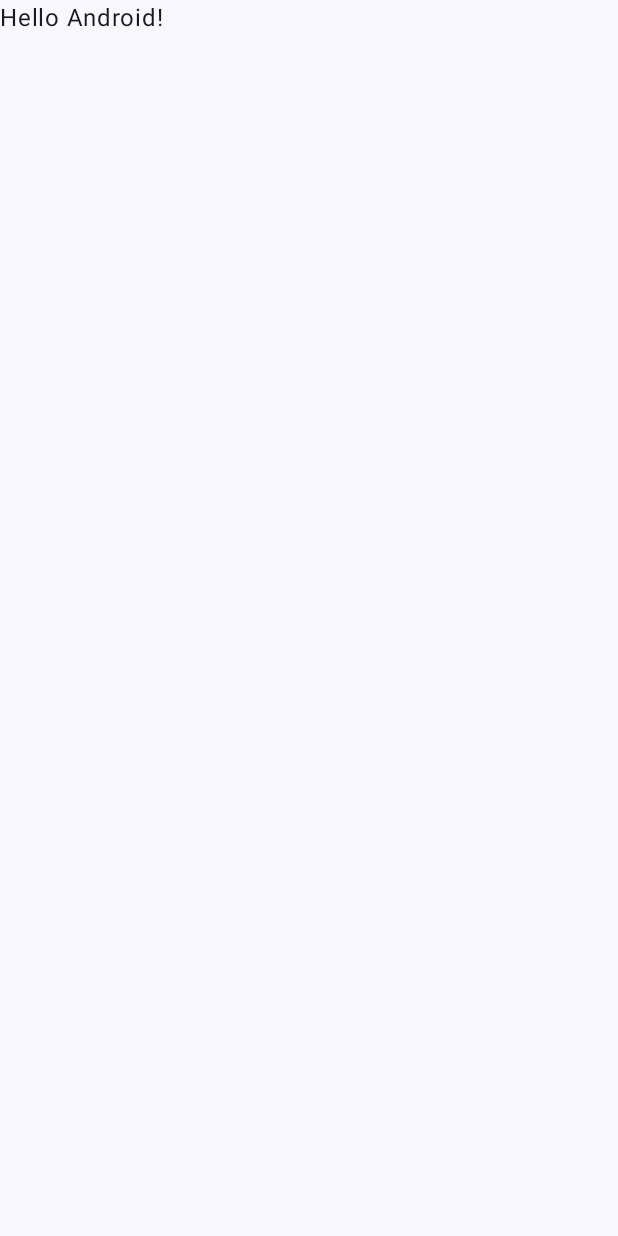
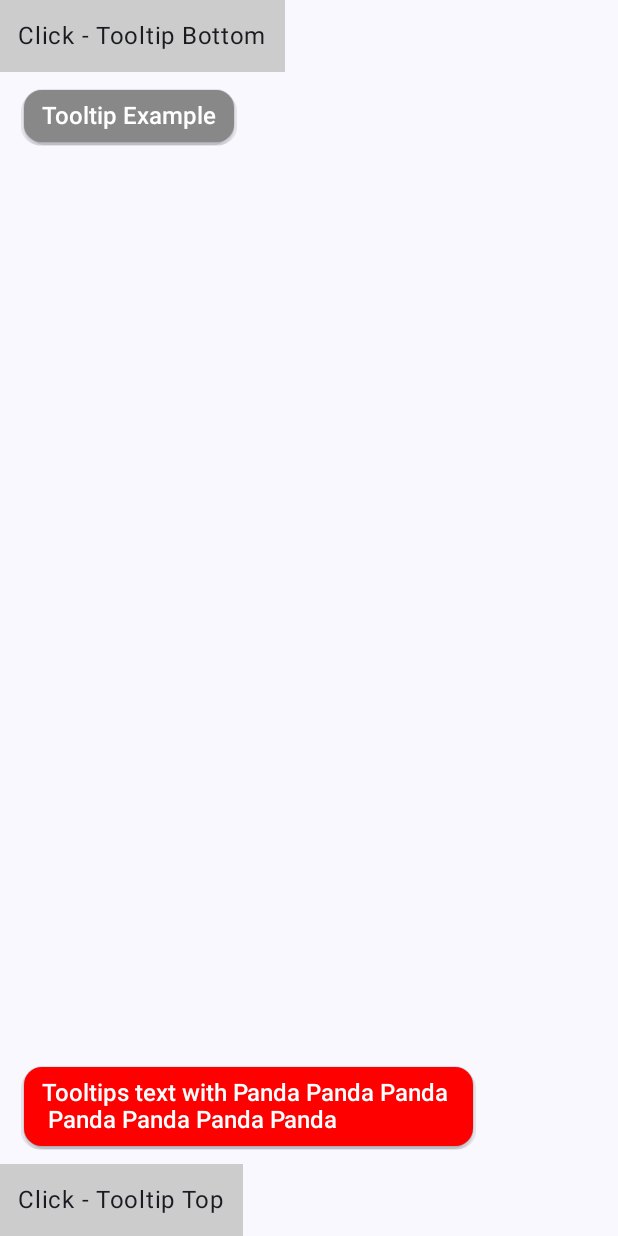
Before and after one commit to ridvanozcan/PandaTooltip, an Android app built with Jetpack Compose: the screen it shows after launch (MainActivity), on a phone screen of 412 x 824 dp. Before the commit the screen is almost empty. Run offline under Robolectric (Android 15) with nearby library versions, the phone set to English and light mode, and no system bars.

Commit message:
added custom tooltip

```diff
--- a/app/build.gradle.kts
+++ b/app/build.gradle.kts
@@ -40,7 +40,7 @@ android {
         compose = true
     }
     composeOptions {
-        kotlinCompilerExtensionVersion = "1.5.1"
+        kotlinCompilerExtensionVersion = "1.5.12"
     }
     packaging {
         resources {
@@ -67,5 +67,6 @@ dependencies {
     debugImplementation(libs.androidx.ui.tooling)
     debugImplementation(libs.androidx.ui.test.manifest)
 
+    //implementation(libs.panda)
     implementation(project(":panda"))
 }
--- a/app/src/main/java/com/github/pandatooltip/MainActivity.kt
+++ b/app/src/main/java/com/github/pandatooltip/MainActivity.kt
@@ -3,13 +3,25 @@ package com.github.pandatooltip
 import android.os.Bundle
 import androidx.activity.ComponentActivity
 import androidx.activity.compose.setContent
+import androidx.compose.foundation.background
+import androidx.compose.foundation.layout.Column
+import androidx.compose.foundation.layout.Spacer
 import androidx.compose.foundation.layout.fillMaxSize
+import androidx.compose.foundation.layout.padding
 import androidx.compose.material3.MaterialTheme
 import androidx.compose.material3.Surface
 import androidx.compose.material3.Text
-import androidx.compose.runtime.Composable
+import androidx.compose.runtime.getValue
+import androidx.compose.runtime.mutableStateOf
+import androidx.compose.runtime.remember
+import androidx.compose.runtime.setValue
 import androidx.compose.ui.Modifier
-import androidx.compose.ui.tooling.preview.Preview
+import androidx.compose.ui.graphics.Color
+import androidx.compose.ui.text.TextStyle
+import androidx.compose.ui.text.font.FontWeight
+import androidx.compose.ui.unit.dp
+import androidx.compose.ui.unit.sp
+import com.github.panda.Panda
 import com.github.pandatooltip.ui.theme.PandaTooltipTheme
 
 class MainActivity : ComponentActivity() {
@@ -17,27 +29,76 @@ class MainActivity : ComponentActivity() {
         super.onCreate(savedInstanceState)
         setContent {
             PandaTooltipTheme {
-                // A surface container using the 'background' color from the theme
-                Surface(modifier = Modifier.fillMaxSize(), color = MaterialTheme.colorScheme.background) {
-                    Greeting("Android")
+                Surface(
+                    modifier = Modifier.fillMaxSize(),
+                    color = MaterialTheme.colorScheme.background
+                ) {
+                    var pandaState by remember { mutableStateOf(true) }
+
+                    Column(Modifier.fillMaxSize()) {
+                        Panda(
+                            modifier = Modifier,
+                            pandaState = pandaState,
+                            backgroundColor = Color.Gray,
+                            content = { modifier ->
+                                Text(
+                                    modifier = modifier
+                                        .background(Color.LightGray)
+                                        .padding(12.dp),
+                                    text = "Click - Tooltip Bottom"
+                                )
+                            },
+                            tooltipContent = {
+                                Text(
+                                    modifier = Modifier
+                                        .padding(horizontal = 12.dp)
+                                        .padding(vertical = 8.dp),
+                                    text = "Tooltip Example",
+                                    style = TextStyle(
+                                        fontSize = 16.sp,
+                                        lineHeight = 18.sp,
+                                        fontWeight = FontWeight.Medium,
+                                        color = Color.White
+                                    ),
+                                )
+                            }, onDismissRequest = {
+                                pandaState = it
+                            })
+
+                        Spacer(modifier = Modifier.weight(1f))
+
+                        Panda(
+                            modifier = Modifier,
+                            pandaState = pandaState,
+                            backgroundColor = Color.Red,
+                            content = { modifier ->
+                                Text(
+                                    modifier = modifier
+                                        .background(Color.LightGray)
+                                        .padding(12.dp),
+                                    text = "Click - Tooltip Top"
+                                )
+                            },
+                            tooltipContent = {
+                                Text(
+                                    modifier = Modifier
+                                        .padding(horizontal = 12.dp)
+                                        .padding(vertical = 8.dp),
+                                    text = "Tooltips text with Panda Panda Panda \n Panda Panda Panda Panda",
+                                    style = TextStyle(
+                                        fontSize = 16.sp,
+                                        lineHeight = 18.sp,
+                                        fontWeight = FontWeight.Medium,
+                                        color = Color.White
+                                    ),
+                                )
+                            },
+                            onDismissRequest = {
+                                pandaState = it
+                            })
+                    }
                 }
             }
         }
     }
 }
-
-@Composable
-fun Greeting(name: String, modifier: Modifier = Modifier) {
-    Text(
-        text = "Hello $name!",
-        modifier = modifier
-    )
-}
-
-@Preview(showBackground = true)
-@Composable
-fun GreetingPreview() {
-    PandaTooltipTheme {
-        Greeting("Android")
-    }
-}
--- /dev/null
+++ b/panda/src/main/java/com/github/panda/Panda.kt
@@ -0,0 +1,35 @@
+package com.github.panda
+
+import android.annotation.SuppressLint
+import androidx.compose.foundation.layout.Box
+import androidx.compose.runtime.Composable
+import androidx.compose.ui.Modifier
+import androidx.compose.ui.graphics.Color
+
+@SuppressLint("PrivateResource")
+@Composable
+fun Panda(
+    modifier: Modifier,
+    pandaState: Boolean,
+    backgroundColor: Color,
+    content: @Composable (Modifier) -> Unit,
+    tooltipContent: @Composable () -> Unit,
+    onDismissRequest: (Boolean) -> Unit,
+) {
+    Box(modifier = modifier) {
+        PandaTooltip(
+            modifier = Modifier,
+            pandaState = pandaState,
+            backgroundColor = backgroundColor,
+            requesterView = { modifier ->
+                content(modifier)
+            },
+            tooltipContent = {
+                tooltipContent()
+            },
+            pandaDismissRequest = {
+                onDismissRequest(it)
+            }
+        )
+    }
+}
--- /dev/null
+++ b/panda/src/main/java/com/github/panda/PandaTooltip.kt
@@ -0,0 +1,361 @@
+package com.github.panda
+
+import android.annotation.SuppressLint
+import android.view.View
+import androidx.compose.foundation.background
+import androidx.compose.foundation.clickable
+import androidx.compose.foundation.interaction.MutableInteractionSource
+import androidx.compose.foundation.layout.Box
+import androidx.compose.foundation.layout.padding
+import androidx.compose.material3.MaterialTheme
+import androidx.compose.runtime.Composable
+import androidx.compose.runtime.getValue
+import androidx.compose.runtime.mutableFloatStateOf
+import androidx.compose.runtime.mutableStateOf
+import androidx.compose.runtime.remember
+import androidx.compose.runtime.setValue
+import androidx.compose.ui.Alignment
+import androidx.compose.ui.Modifier
+import androidx.compose.ui.composed
+import androidx.compose.ui.draw.drawBehind
+import androidx.compose.ui.geometry.Offset
+import androidx.compose.ui.graphics.Color
+import androidx.compose.ui.graphics.Path
+import androidx.compose.ui.graphics.Shape
+import androidx.compose.ui.layout.LayoutCoordinates
+import androidx.compose.ui.layout.boundsInWindow
+import androidx.compose.ui.layout.onGloballyPositioned
+import androidx.compose.ui.platform.LocalDensity
+import androidx.compose.ui.platform.LocalView
+import androidx.compose.ui.unit.Dp
+import androidx.compose.ui.unit.IntOffset
+import androidx.compose.ui.unit.IntRect
+import androidx.compose.ui.unit.IntSize
+import androidx.compose.ui.unit.LayoutDirection
+import androidx.compose.ui.unit.center
+import androidx.compose.ui.unit.dp
+import androidx.compose.ui.window.Popup
+import androidx.compose.ui.window.PopupPositionProvider
+import androidx.compose.ui.window.PopupProperties
+import kotlin.math.roundToInt
+
+@Composable
+fun PandaTooltip(
+    modifier: Modifier = Modifier,
+    pandaState: Boolean = false,
+    backgroundColor: Color,
+    requesterView: @Composable (Modifier) -> Unit,
+    tooltipContent: @Composable () -> Unit,
+    pandaDismissRequest: ((Boolean) -> Unit),
+) {
+    var isShowTooltip by remember { mutableStateOf(pandaState) }
+    var position by remember { mutableStateOf(TooltipPopupPosition()) }
+
+    val view = LocalView.current.rootView
+
+    if (isShowTooltip) {
+        PandaTooltip(
+            onDismissRequest = {
+                pandaDismissRequest(isShowTooltip.not())
+            },
+            position = position,
+            backgroundColor = backgroundColor
+        ) {
+            tooltipContent()
+        }
+    }
+    requesterView(
+        modifier
+            .noRippleClickable {
+                isShowTooltip = isShowTooltip.not()
+            }
+            .onGloballyPositioned { coordinates ->
+                position = calculateTooltipPopupPosition(view, coordinates)
+            }
+    )
+}
+
+@Composable
+fun PandaTooltip(
+    position: TooltipPopupPosition,
+    backgroundShape: Shape = MaterialTheme.shapes.medium,
+    backgroundColor: Color = Color.Gray,
+    arrowHeight: Dp = 4.dp,
+    horizontalPadding: Dp = 16.dp,
+    onDismissRequest: (() -> Unit)? = null,
+    content: @Composable () -> Unit
+) {
+    var alignment = Alignment.TopCenter
+    var offset = position.offset
+
+    val horizontalPaddingInPx = with(LocalDensity.current) {
+        horizontalPadding.toPx()
+    }
+
+    var arrowPositionX by remember { mutableFloatStateOf(position.centerPositionX) }
+
+    with(LocalDensity.current) {
+        val arrowPaddingPx = arrowHeight.toPx().roundToInt() * 3
+
+        when (position.alignment) {
+            TooltipAlignment.TopCenter -> {
+                alignment = Alignment.TopCenter
+                offset = offset.copy(
+                    y = position.offset.y + arrowPaddingPx
+                )
+            }
+
+            TooltipAlignment.BottomCenter -> {
+                alignment = Alignment.BottomCenter
+                offset = offset.copy(
+                    y = position.offset.y - arrowPaddingPx
+                )
+            }
+        }
+    }
+
+    val tooltipPositionProvider = remember(alignment, offset) {
+        TooltipAlignmentOffsetPositionProvider(
+            alignment = alignment,
+            offset = offset,
+            horizontalPaddingInPx = horizontalPaddingInPx,
+            centerPositionX = position.centerPositionX,
+        ) { position ->
+            arrowPositionX = position
+        }
+    }
+
+    Popup(
+        popupPositionProvider = tooltipPositionProvider,
+        onDismissRequest = onDismissRequest,
+        properties = PopupProperties(dismissOnBackPress = false),
+    ) {
+        BubbleLayout(
+            modifier = Modifier
+                .padding(horizontal = horizontalPadding)
+                .background(
+                    color = backgroundColor,
+                    shape = backgroundShape,
+                ),
+            alignment = position.alignment,
+            arrowHeight = arrowHeight,
+            arrowPositionX = arrowPositionX,
+            backgroundColor = backgroundColor
+        ) {
+            content()
+        }
+    }
+}
+
+internal class TooltipAlignmentOffsetPositionProvider(
+    val alignment: Alignment,
+    val offset: IntOffset,
+    val centerPositionX: Float,
+    val horizontalPaddingInPx: Float,
+    private val onArrowPositionX: (Float) -> Unit,
+) : PopupPositionProvider {
+
+    override fun calculatePosition(
+        anchorBounds: IntRect,
+        windowSize: IntSize,
+        layoutDirection: LayoutDirection,
+        popupContentSize: IntSize
+    ): IntOffset {
+        var popupPosition = IntOffset(0, 0)
+
+        // Get the aligned point inside the parent
+        val parentAlignmentPoint = alignment.align(
+            IntSize.Zero,
+            IntSize(anchorBounds.width, anchorBounds.height),
+            layoutDirection
+        )
+        // Get the aligned point inside the child
+        val relativePopupPos = alignment.align(
+            IntSize.Zero,
+            IntSize(popupContentSize.width, popupContentSize.height),
+            layoutDirection
+        )
+
+        // Add the position of the parent
+        popupPosition += IntOffset(anchorBounds.left, anchorBounds.top)
+
+        // Add the distance between the parent's top left corner and the alignment point
+        popupPosition += parentAlignmentPoint
+
+        // Subtract the distance between the children's top left corner and the alignment point
+        popupPosition -= IntOffset(relativePopupPos.x, relativePopupPos.y)
+
+        // Add the user offset
+        val resolvedOffset = IntOffset(
+            offset.x * (if (layoutDirection == LayoutDirection.Ltr) 1 else -1),
+            offset.y
+        )
+
+        popupPosition += resolvedOffset
+
+        val leftSpace = centerPositionX - horizontalPaddingInPx
+        val rightSpace = windowSize.width - centerPositionX - horizontalPaddingInPx
+
+        val tooltipWidth = popupContentSize.width
+        val halfPopupContentSize = popupContentSize.center.x
+
+        val fullPadding = horizontalPaddingInPx * 2
+
+        val maxTooltipSize = windowSize.width - fullPadding
+
+        val isCentralPositionTooltip =
+            halfPopupContentSize <= leftSpace && halfPopupContentSize <= rightSpace
+
+        when {
+            isCentralPositionTooltip -> {
+                popupPosition =
+                    IntOffset(centerPositionX.toInt() - halfPopupContentSize, popupPosition.y)
+                val arrowPosition = halfPopupContentSize.toFloat() - horizontalPaddingInPx
+                onArrowPositionX.invoke(arrowPosition)
+            }
+
+            tooltipWidth >= maxTooltipSize -> {
+                popupPosition =
+                    IntOffset(windowSize.center.x - halfPopupContentSize, popupPosition.y)
+                val arrowPosition = centerPositionX - popupPosition.x - horizontalPaddingInPx
+                onArrowPositionX.invoke(arrowPosition)
+            }
+
+            halfPopupContentSize > rightSpace -> {
+                popupPosition = IntOffset(centerPositionX.toInt(), popupPosition.y)
+                val arrowPosition =
+                    halfPopupContentSize + (halfPopupContentSize - rightSpace) - fullPadding
+
+                onArrowPositionX.invoke(arrowPosition)
+            }
+
+            halfPopupContentSize > leftSpace -> {
+                popupPosition = IntOffset(0, popupPosition.y)
+                val arrowPosition = centerPositionX - horizontalPaddingInPx
+                onArrowPositionX.invoke(arrowPosition)
+            }
+
+            else -> {
+                val position = centerPositionX
+                onArrowPositionX.invoke(position)
+            }
+        }
+
+        return popupPosition
+    }
+}
+
+@Composable
+fun BubbleLayout(
+    modifier: Modifier = Modifier,
+    alignment: TooltipAlignment = TooltipAlignment.TopCenter,
+    arrowHeight: Dp,
+    arrowPositionX: Float,
+    backgroundColor: Color,
+    content: @Composable () -> Unit,
+) {
+
+    val arrowHeightPx = with(LocalDensity.current) {
+        arrowHeight.toPx()
+    }
+
+    Box(
+        modifier = modifier
+            .drawBehind {
+                if (arrowPositionX <= 0f) return@drawBehind
+
+                val isTopCenter = alignment == TooltipAlignment.TopCenter
+
+                val path = Path()
+
+                if (isTopCenter) {
+                    val position = Offset(arrowPositionX, 0f)
+                    path.apply {
+                        moveTo(x = position.x, y = position.y)
+                        lineTo(x = position.x - arrowHeightPx, y = position.y)
+                        lineTo(x = position.x, y = position.y - arrowHeightPx)
+                        lineTo(x = position.x + arrowHeightPx, y = position.y)
+                        lineTo(x = position.x, y = position.y)
+                    }
+                } else {
+                    val arrowY = drawContext.size.height
+                    val position = Offset(arrowPositionX, arrowY)
+                    path.apply {
+                        moveTo(x = position.x, y = position.y)
+                        lineTo(x = position.x + arrowHeightPx, y = position.y)
+                        lineTo(x = position.x, y = position.y + arrowHeightPx)
+                        lineTo(x = position.x - arrowHeightPx, y = position.y)
+                        lineTo(x = position.x, y = position.y)
+                    }
+                }
+
+                drawPath(
+                    path = path,
+                    color = backgroundColor,
+                )
+                path.close()
+            }
+    ) {
+        content()
+    }
+}
+
+data class TooltipPopupPosition(
+    val offset: IntOffset = IntOffset(0, 0),
+    val alignment: TooltipAlignment = TooltipAlignment.TopCenter,
+    val centerPositionX: Float = 0f,
+)
+
+fun calculateTooltipPopupPosition(
+    view: View,
+    coordinates: LayoutCoordinates?,
+): TooltipPopupPosition {
+    coordinates ?: return TooltipPopupPosition()
+
+    val visibleWindowBounds = android.graphics.Rect()
+    view.getWindowVisibleDisplayFrame(visibleWindowBounds)
+
+    val boundsInWindow = coordinates.boundsInWindow()
+
+    val heightAbove = boundsInWindow.top - visibleWindowBounds.top
+    val heightBelow = visibleWindowBounds.bottom - visibleWindowBounds.top - boundsInWindow.bottom
+
+    val centerPositionX = boundsInWindow.right - (boundsInWindow.right - boundsInWindow.left) / 2
+
+    val offsetX = centerPositionX - visibleWindowBounds.centerX()
+
+    return if (heightAbove < heightBelow) {
+        val offset = IntOffset(
+            y = coordinates.size.height,
+            x = offsetX.toInt()
+        )
+        TooltipPopupPosition(
+            offset = offset,
+            alignment = TooltipAlignment.TopCenter,
+            centerPositionX = centerPositionX,
+        )
+    } else {
+        TooltipPopupPosition(
+            offset = IntOffset(
+                y = -coordinates.size.height,
+                x = offsetX.toInt()
+            ),
+            alignment = TooltipAlignment.BottomCenter,
+            centerPositionX = centerPositionX,
+        )
+    }
+}
+
+enum class TooltipAlignment {
+    BottomCenter,
+    TopCenter,
+}
+
+@SuppressLint("ModifierFactoryUnreferencedReceiver")
+fun Modifier.noRippleClickable(onClick: () -> Unit): Modifier = composed {
+    clickable(
+        indication = null,
+        interactionSource = remember { MutableInteractionSource() }) {
+        onClick()
+    }
+}
```
Also changed, not shown: gradle/libs.versions.toml (+5 -4 lines), panda/build.gradle.kts (+8 -0 lines).
